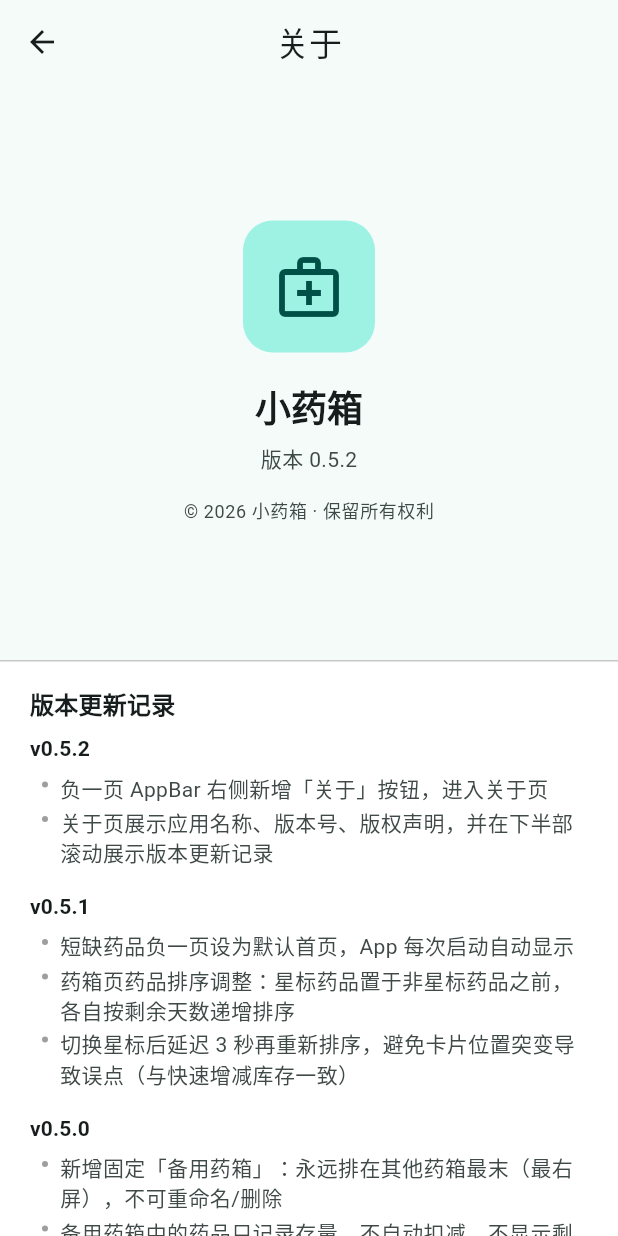
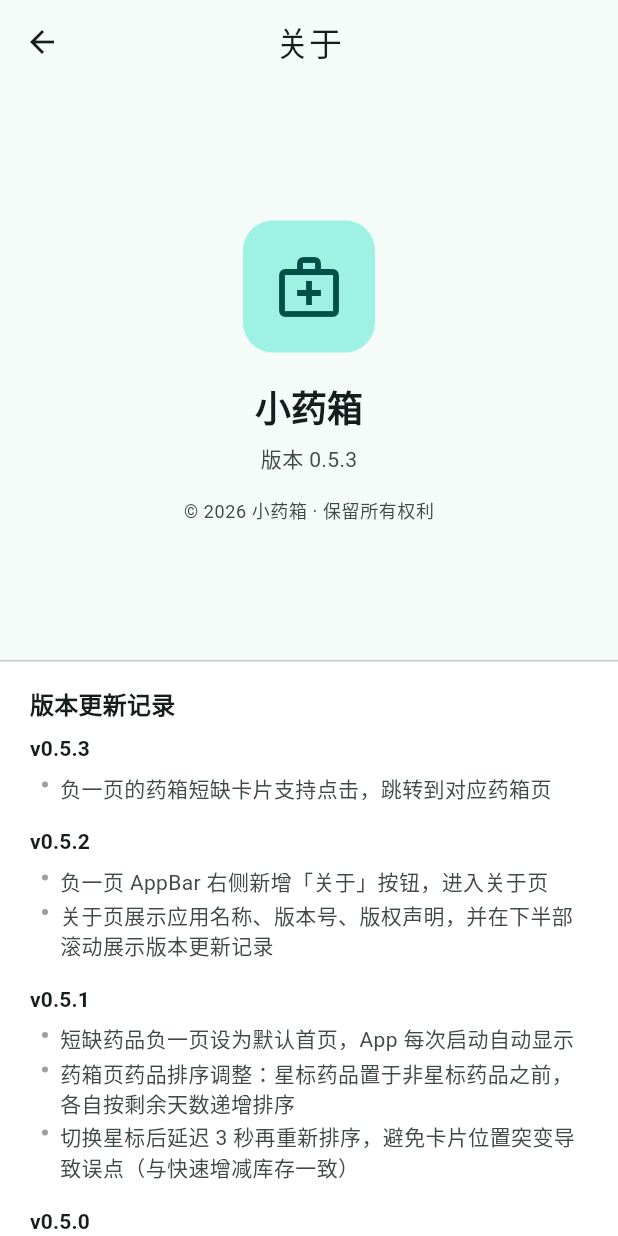
Before and after one commit to jjzhang2000/pharm_assistant, a Flutter app: the screen it shows after launch, after a tap on the "info outline" icon, on a phone screen of 412 x 824 dp. Run offline on Flutter 3.47's test engine with Material 3 defaults, Android fonts, the phone set to English and light mode, and no system bars; our stand-ins replace flutter_local_notifications, material_symbols_icons, package_info_plus, timezone; missing offline and left inert: gal, mobile_scanner.

Commit message:
feat: 负一页药箱短缺卡片点击跳转、关于页版本与更新记录改为运行时读取、清理冗余日志，版本号升至 0.5.3

```diff
--- a/lib/screens/about_screen.dart
+++ b/lib/screens/about_screen.dart
@@ -1,95 +1,52 @@
+import 'dart:convert';
+
 import 'package:flutter/material.dart';
+import 'package:flutter/services.dart';
+import 'package:package_info_plus/package_info_plus.dart';
 
 /// 关于页：展示应用名称、版本号、版权声明；页面下半部滚动展示版本更新记录
-class AboutScreen extends StatelessWidget {
+class AboutScreen extends StatefulWidget {
   const AboutScreen({super.key});
 
   /// 应用名称
   static const String appName = '小药箱';
 
-  /// 版本号：与 pubspec.yaml 的 version 字段保持一致
-  static const String appVersion = '0.5.2';
-
   /// 版权声明
   static const String copyright = '© 2026 小药箱 · 保留所有权利';
 
-  /// 版本更新记录（与 README.md「版本更新记录」章节保持一致，按版本从新到旧）
-  static const List<_VersionEntry> _changelog = [
-    _VersionEntry('0.5.2', [
-      '负一页 AppBar 右侧新增「关于」按钮，进入关于页',
-      '关于页展示应用名称、版本号、版权声明，并在下半部滚动展示版本更新记录',
-    ]),
-    _VersionEntry('0.5.1', [
-      '短缺药品负一页设为默认首页，App 每次启动自动显示',
-      '药箱页药品排序调整：星标药品置于非星标药品之前，各自按剩余天数递增排序',
-      '切换星标后延迟 3 秒再重新排序，避免卡片位置突变导致误点（与快速增减库存一致）',
-    ]),
-    _VersionEntry('0.5.0', [
-      '新增固定「备用药箱」：永远排在其他药箱最末（最右屏），不可重命名/删除',
-      '备用药箱中的药品只记录存量，不自动扣减、不显示剩余存量/天数、不参与短缺统计与通知',
-      '备用药箱卡片与详情页相应精简，快速加减库存仍可用',
-    ]),
-    _VersionEntry('0.4.5', [
-      '短缺药品负一页 AppBar 右侧新增「分享」图标：一键生成整页长截图并保存到系统相册',
-      '集成 gal 插件用于保存图片到相册（已完成 Android/iOS 相册权限适配）',
-      'Android compileSdk 由 35 升级到 36',
-    ]),
-    _VersionEntry('0.4.4', [
-      '修复星标药品短缺通知漏发：打开 App 时已触及警戒线的星标药品会补发即时通知',
-      '修复后台预排期通知时区偏移问题',
-    ]),
-    _VersionEntry('0.4.3', [
-      '修复星标药品短缺通知不及时的问题：预排期触发时刻由「下个午夜 + 整日数」改为按剩余天数差换算的精确时刻',
-      '非星标药品短缺时不再发送通知',
-      '库存数值持久化统一舍入到 2 位小数，消除浮点误差',
-      '库存显示为整数时省略小数点与末尾 0',
-      '药箱卡片星标与快速增减 -/+ 合并为同一行，压缩卡片高度',
-      '短缺负一页药品条目由「剩余天数」改为「剩余存量 / 剩余天数」',
-    ]),
-    _VersionEntry('0.4.2', [
-      '药箱卡片快速增减库存时，库存立即持久化，卡片列表重新排序延迟 3 秒；连续增减重置等待时间',
-    ]),
-    _VersionEntry('0.4.1', [
-      '药品详情页「快速调整库存」区新增 +50 按钮，点击一次增加 50 单位库存',
-    ]),
-    _VersionEntry('0.4.0', [
-      '药品新增「星标」属性',
-      '短缺负一页顶部新增星标聚合卡片，星标药品优先展示',
-      '详情页头部大框改为显示「剩余存量 / 天数」',
-      '星标药品短缺通知改为按「跌破警戒线时刻」预排期（zonedSchedule），App 未运行时也能推送',
-      '修复 Android 13+ 未运行时申请通知权限导致收不到通知的问题',
-    ]),
-    _VersionEntry('0.3.0', [
-      '详情页 AppBar 右侧删除按钮改为「更多」菜单（移动 / 删除）',
-      '长按药品卡片进入全屏药箱概览，拖动到其他药箱或「新药箱」完成移动',
-      '移动成功后首页自动跳转到目标药箱',
-    ]),
-    _VersionEntry('0.2.2', [
-      '药箱页底部指示点随安卓系统导航栏显示/隐藏动态调整位置',
-    ]),
-    _VersionEntry('0.2.1', [
-      '药箱自动分配柔和的水粉/水彩底色，显示在药箱页标题栏与短缺页卡片标题行',
-    ]),
-    _VersionEntry('0.2.0', [
-      '新增「短缺药品」负一页，按药箱分组展示剩余天数不足的药品',
-      '清理冗余代码与注释',
-    ]),
-    _VersionEntry('0.1.0', [
-      '新增多药箱功能：左右滑动切换、新建药箱、按药箱归类药品',
-      '药箱支持重命名与删除',
-      '药品联网查询与扫码录入（天行数据接口 + mobile_scanner）',
-      '服用时间安排（每天固定时段 / 每周 / 每月）与库存精确扣减',
-      '低频药品下次服用日期与按天提醒',
-      '首页药品列表按剩余时间排序',
-      '修复整片场景剩余天数少算一天、快速调整库存未重置扣减基准等问题',
-    ]),
-    _VersionEntry('0.0.0', [
-      '初始版本：药品库存管理，三组表单界面、库存预警、Windows 桌面支持',
-      '根据服药周期自动扣减库存并预定定时通知',
-      '应用名定为「小药箱」',
-      '详情页 +7 快速加库存按钮',
-    ]),
-  ];
+  @override
+  State<AboutScreen> createState() => _AboutScreenState();
+}
+
+class _AboutScreenState extends State<AboutScreen> {
+  /// 运行时从 pubspec.yaml（经 package_info_plus）读取的版本号
+  String _version = '';
+
+  /// 从 assets/changelog.json 读取的版本更新记录（按版本从新到旧）
+  List<_VersionEntry> _changelog = [];
+
+  @override
+  void initState() {
+    super.initState();
+    _load();
+  }
+
+  Future<void> _load() async {
+    try {
+      final info = await PackageInfo.fromPlatform();
+      final raw = await rootBundle.loadString('assets/changelog.json');
+      final entries = (jsonDecode(raw) as List)
+          .map((e) => _VersionEntry.fromJson(e as Map<String, dynamic>))
+          .toList();
+      if (!mounted) return;
+      setState(() {
+        _version = info.version;
+        _changelog = entries;
+      });
+    } catch (_) {
+      // 读取失败时版本号显示占位符，更新记录保持为空
+    }
+  }
 
   @override
   Widget build(BuildContext context) {
@@ -120,19 +77,19 @@ class AboutScreen extends StatelessWidget {
                   ),
                   const SizedBox(height: 20),
                   Text(
-                    appName,
+                    AboutScreen.appName,
                     style: theme.textTheme.headlineSmall
                         ?.copyWith(fontWeight: FontWeight.bold),
                   ),
                   const SizedBox(height: 8),
                   Text(
-                    '版本 $appVersion',
+                    '版本 ${_version.isEmpty ? '--' : _version}',
                     style: theme.textTheme.bodyMedium
                         ?.copyWith(color: theme.colorScheme.onSurfaceVariant),
                   ),
                   const SizedBox(height: 16),
                   Text(
-                    copyright,
+                    AboutScreen.copyright,
                     style: theme.textTheme.bodySmall
                         ?.copyWith(color: theme.colorScheme.onSurfaceVariant),
                   ),
@@ -234,6 +191,11 @@ class AboutScreen extends StatelessWidget {
 class _VersionEntry {
   const _VersionEntry(this.version, this.changes);
 
+  factory _VersionEntry.fromJson(Map<String, dynamic> json) => _VersionEntry(
+        json['version'] as String,
+        (json['changes'] as List).cast<String>(),
+      );
+
   final String version;
   final List<String> changes;
 }
--- a/lib/screens/home_screen.dart
+++ b/lib/screens/home_screen.dart
@@ -729,6 +729,8 @@ class _HomeScreenState extends State<HomeScreen> {
       elevation: 1,
       clipBehavior: Clip.antiAlias,
       shape: RoundedRectangleBorder(borderRadius: BorderRadius.circular(12)),
+      child: InkWell(
+        onTap: () => _goToBox(box.id),
         child: Column(
           crossAxisAlignment: CrossAxisAlignment.start,
           children: [
@@ -760,11 +762,13 @@ class _HomeScreenState extends State<HomeScreen> {
             child: Column(
               crossAxisAlignment: CrossAxisAlignment.start,
               children: [
-                for (final m in medicines) _buildShortageMedicineRow(m, theme),
+                  for (final m in medicines)
+                    _buildShortageMedicineRow(m, theme),
                 ],
               ),
             ),
           ],
+        ),
       ),
     );
   }
--- a/lib/services/storage_service.dart
+++ b/lib/services/storage_service.dart
@@ -167,9 +167,6 @@ class StorageService extends ChangeNotifier {
           updatedAt: now,
         );
         changed = true;
-      } else {
-        debugPrint(
-            '[自动扣减] ${m.name}: 无需扣减 (stock=${m.currentStock}, adjusted=$adjusted, lastStockUpdate=${m.lastStockUpdate})');
       }
     }
     if (changed) {
@@ -294,10 +291,9 @@ class StorageService extends ChangeNotifier {
 
   /// 根据 ID 查找药品
   Medicine? findById(String id) {
-    try {
-      return _medicines.firstWhere((m) => m.id == id);
-    } catch (_) {
-      return null;
+    for (final m in _medicines) {
+      if (m.id == id) return m;
     }
+    return null;
   }
 }
--- a/pubspec.yaml
+++ b/pubspec.yaml
@@ -1,7 +1,7 @@
 name: pharm_assistant
 description: 小药箱 - 日常药品库存管理
 publish_to: 'none'
-version: 0.5.2+3
+version: 0.5.3+4
 
 environment:
   sdk: '>=3.0.0 <4.0.0'
@@ -19,6 +19,7 @@ dependencies:
   mobile_scanner: 6.0.9
   material_symbols_icons: ^4.2960.0
   gal: ^2.3.3
+  package_info_plus: ^10.2.2
 
 dev_dependencies:
   flutter_test:
@@ -27,3 +28,5 @@ dev_dependencies:
 
 flutter:
   uses-material-design: true
+  assets:
+    - assets/changelog.json
```
Also changed, not shown: assets/changelog.json (added, +127 -0 lines), pubspec.lock, 3 other files. Lines whose indentation alone changed are shown as unchanged.
